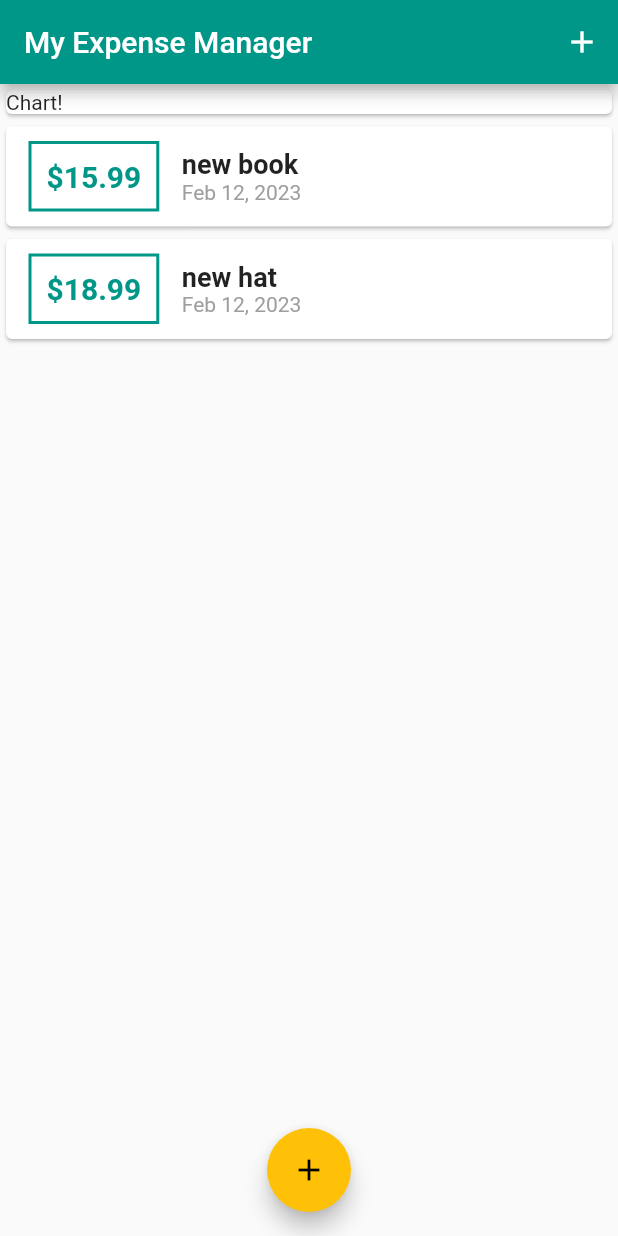
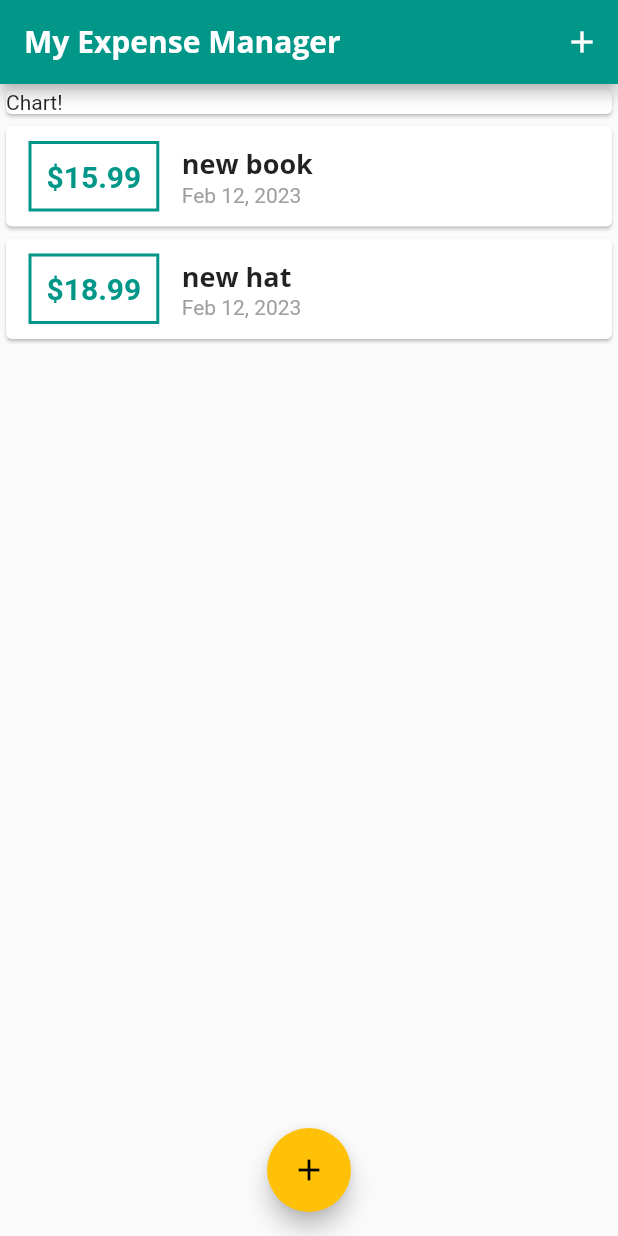
Before and after one commit to OrMizL/simple-expense-app, a Flutter app: the screen it shows after launch, on a phone screen of 412 x 824 dp. Run offline on Flutter 3.47's test engine with Material 2 defaults, Android fonts, the phone set to English and light mode, and no system bars.

Commit message:
Custom fonts and themes

```diff
--- a/lib/main.dart
+++ b/lib/main.dart
@@ -11,9 +11,30 @@ class MyApp extends StatelessWidget {
     return MaterialApp(
       title: 'My Expense Manager',
       theme: ThemeData(
-        primarySwatch: Colors.teal,
-        accentColor: Colors.amber,
-      ),
+          primarySwatch: Colors.teal,
+          accentColor: Colors.amber,
+          fontFamily: 'Quicksand',
+          textTheme: ThemeData.light().textTheme.copyWith(
+            headline6: TextStyle(
+              fontFamily: 'OpenSans',
+              fontSize: 18,
+              fontWeight: FontWeight.bold,
+            ),
+          ),
+          appBarTheme: AppBarTheme(
+            toolbarTextStyle: ThemeData.light().textTheme.copyWith(
+                  headline6: TextStyle(
+                    fontFamily: 'OpenSans',
+                    fontSize: 20,
+                  ),
+                ).bodyText2, titleTextStyle: ThemeData.light().textTheme.copyWith(
+                  headline6: TextStyle(
+                    fontFamily: 'OpenSans',
+                    fontSize: 20,
+                    fontWeight: FontWeight.bold
+                  ),
+                ).headline6,
+          )),
       home: MyHomePage(),
     );
   }
--- a/lib/widgets/transaction_list.dart
+++ b/lib/widgets/transaction_list.dart
@@ -40,10 +40,7 @@ class TransactionList extends StatelessWidget {
                   children: [
                     Text(
                       transactions[index].title,
-                      style: TextStyle(
-                        fontWeight: FontWeight.bold,
-                        fontSize: 18,
-                      ),
+                      style: Theme.of(context).textTheme.headline6,
                     ),
                     Text(
                       DateFormat.yMMMd().format(transactions[index].date),
```
Also changed, not shown: pubspec.yaml (+13 -6 lines), assets/fonts/OpenSans-Bold.ttf (added), assets/fonts/OpenSans-Regular.ttf (added), assets/fonts/Quicksand-Bold.ttf (added), assets/fonts/Quicksand-Light.ttf (added), assets/fonts/Quicksand-Medium.ttf (added), assets/fonts/Quicksand-Regular.ttf (added).
